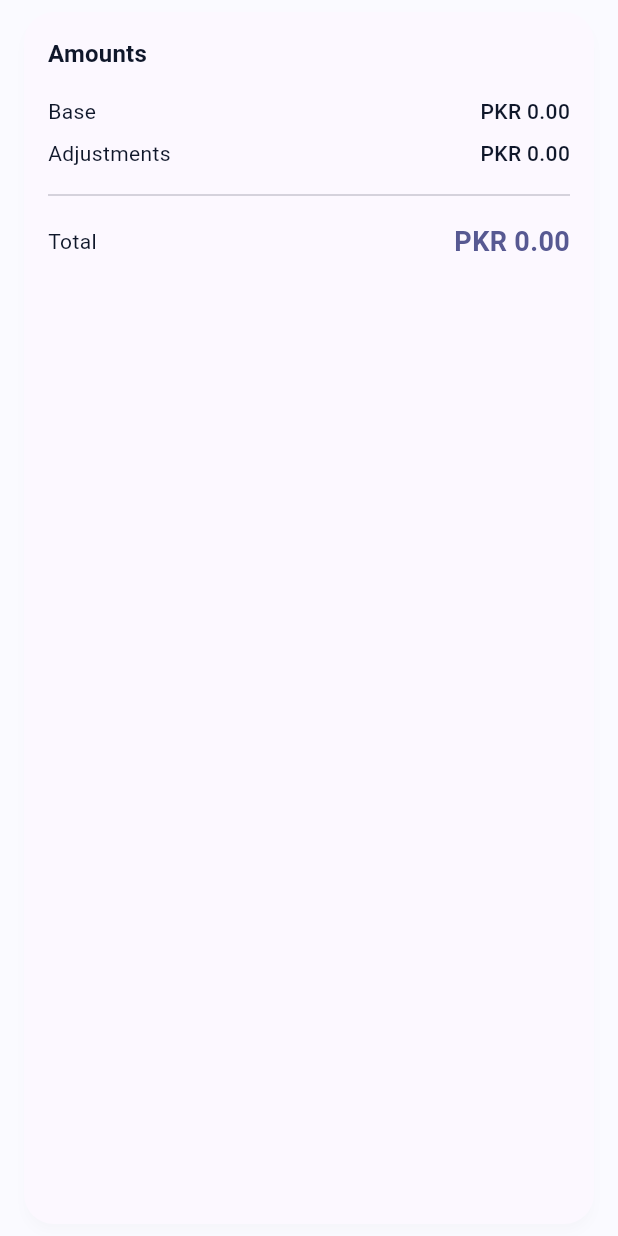
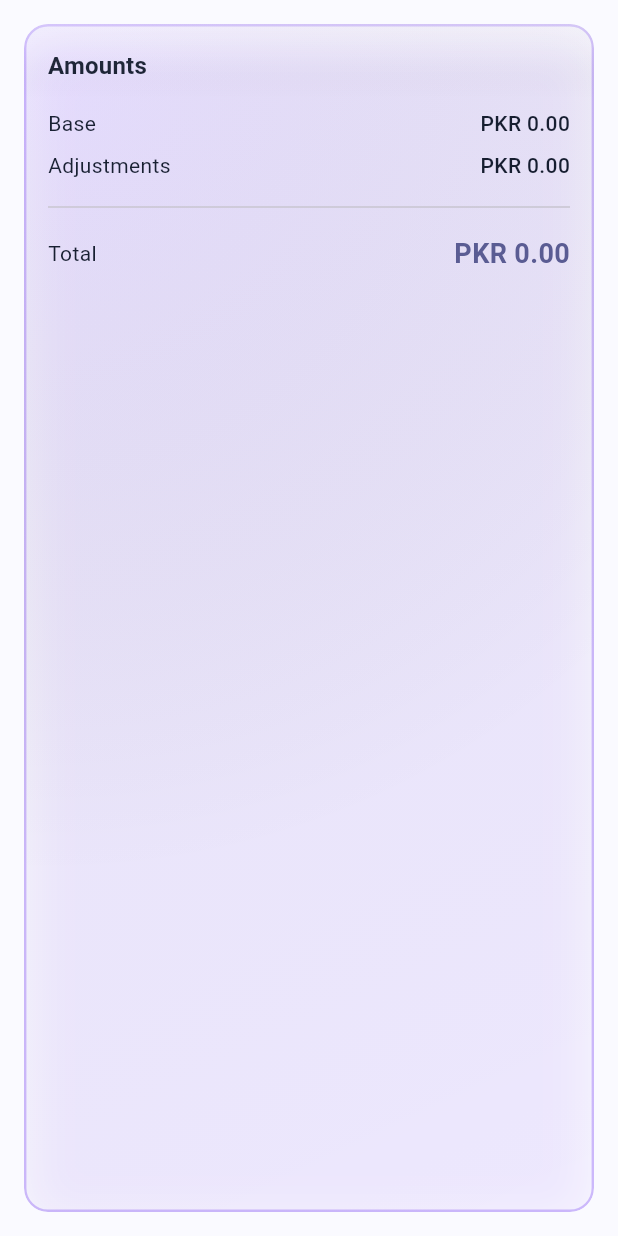
Before and after one commit to junii03/Bill-Generator, a Flutter app: the _AmountSummaryCard widget shown alone on an empty page, opened directly with empty values, on a phone screen of 412 x 824 dp. Run offline on Flutter 3.47's test engine with Material 3 defaults, Android fonts, the phone set to English and light mode, and no system bars; our stand-ins replace file_picker, image_picker, pdf, share_plus, shared_preferences, sqflite; missing offline and left inert: pdfx; accounts and stored records are empty.

Commit message:
Refactor screens to use GlassCard widget for improved UI consistency and add MorphTransition for enhanced animations

```diff
--- /dev/null
+++ b/lib/widgets/glass_card.dart
@@ -0,0 +1,168 @@
+import 'dart:ui';
+import 'package:flutter/material.dart';
+
+/// Smooth glassmorphic card with natural light diffusion and no visible gradient lines.
+/// Optimized for dark/light themes and GPU-friendly blur.
+class GlassCard extends StatelessWidget {
+  final Widget child;
+  final double borderRadius;
+  final double blur;
+  final double opacity;
+  final Color? accentColor;
+  final EdgeInsetsGeometry padding;
+  final double borderWidth;
+  final List<BoxShadow>? boxShadow;
+
+  const GlassCard({
+    super.key,
+    required this.child,
+    this.borderRadius = 24.0,
+    this.blur = 20.0,
+    this.opacity = 0.16,
+    this.accentColor,
+    this.padding = const EdgeInsets.all(16),
+    this.borderWidth = 1.6,
+    this.boxShadow,
+  });
+
+  @override
+  Widget build(BuildContext context) {
+    final theme = Theme.of(context);
+    final isDark = theme.brightness == Brightness.dark;
+    final accent = accentColor ?? theme.colorScheme.secondary;
+
+    // Theme-tuned glass opacity: slightly stronger in dark for readability
+    final effectiveOpacity = isDark
+        ? (opacity * 0.6).clamp(0.06, 0.20)
+        : opacity;
+    final glassColor = Colors.white.withOpacity(effectiveOpacity);
+
+    // Softer border in dark mode to avoid harsh edges
+    final border = Border.all(
+      color: accent.withOpacity(isDark ? 0.28 : 0.38),
+      width: borderWidth,
+    );
+
+    // Subtle, wide shadow for depth; darker on light, lighter on dark
+    final defaultShadow = [
+      BoxShadow(
+        color: (isDark ? Colors.black : accent).withOpacity(
+          isDark ? 0.18 : 0.14,
+        ),
+        blurRadius: 28,
+        spreadRadius: 0.5,
+        offset: const Offset(0, 10),
+      ),
+    ];
+
+    return Padding(
+      padding: padding,
+      child: ClipRRect(
+        borderRadius: BorderRadius.circular(borderRadius),
+        child: Stack(
+          children: [
+            // Background blur
+            BackdropFilter(
+              // Slightly stronger blur in light, slightly reduced in dark to avoid muddy look
+              filter: ImageFilter.blur(
+                sigmaX: isDark ? blur * 0.9 : blur * 1.05,
+                sigmaY: isDark ? blur * 0.9 : blur * 1.05,
+              ),
+              child: Container(
+                decoration: BoxDecoration(
+                  color: glassColor,
+                  borderRadius: BorderRadius.circular(borderRadius),
+                  border: border,
+                  boxShadow: boxShadow ?? defaultShadow,
+                ),
+              ),
+            ),
+
+            // Soft ambient light (top-left glow)
+            Positioned.fill(
+              child: IgnorePointer(
+                child: DecoratedBox(
+                  decoration: BoxDecoration(
+                    gradient: RadialGradient(
+                      center: const Alignment(-0.9, -0.9),
+                      radius: 1.4,
+                      colors: [
+                        accent.withOpacity(isDark ? 0.08 : 0.10),
+                        Colors.transparent,
+                      ],
+                      stops: const [0.0, 1.0],
+                    ),
+                  ),
+                ),
+              ),
+            ),
+
+            // Reflection + content
+            _SoftReflection(borderRadius: borderRadius, child: child),
+          ],
+        ),
+      ),
+    );
+  }
+}
+
+/// Smoother reflection layer without visible gradient bands.
+class _SoftReflection extends StatelessWidget {
+  final Widget child;
+  final double borderRadius;
+  const _SoftReflection({required this.child, required this.borderRadius});
+
+  @override
+  Widget build(BuildContext context) {
+    final isDark = Theme.of(context).brightness == Brightness.dark;
+
+    return Stack(
+      children: [
+        child,
+
+        // Top reflection (diffused highlight)
+        Positioned(
+          top: 0,
+          left: 0,
+          right: 0,
+          child: IgnorePointer(
+            child: Container(
+              height: 50,
+              decoration: BoxDecoration(
+                borderRadius: BorderRadius.vertical(
+                  top: Radius.circular(borderRadius),
+                ),
+                gradient: LinearGradient(
+                  begin: Alignment.topCenter,
+                  end: Alignment.bottomCenter,
+                  colors: [
+                    Colors.white.withOpacity(isDark ? 0.10 : 0.22),
+                    Colors.white.withOpacity(0.04),
+                    Colors.transparent,
+                  ],
+                  stops: const [0.0, 0.4, 1.0],
+                ),
+              ),
+            ),
+          ),
+        ),
+
+        // Subtle diagonal haze (very low contrast, no visible lines)
+        Positioned.fill(
+          child: IgnorePointer(
+            child: Container(
+              decoration: BoxDecoration(
+                gradient: LinearGradient(
+                  begin: Alignment.topLeft,
+                  end: Alignment.bottomRight,
+                  colors: [Colors.white.withOpacity(0.05), Colors.transparent],
+                  stops: const [0.0, 1.0],
+                ),
+              ),
+            ),
+          ),
+        ),
+      ],
+    );
+  }
+}
```
Also changed, not shown: lib/screens/bill_detail_screen.dart (+14 -6 lines), lib/screens/bills_for_consumer_screen.dart (+38 -6 lines), lib/screens/consumer_list_screen.dart (+20 -53 lines), 2 other files.
